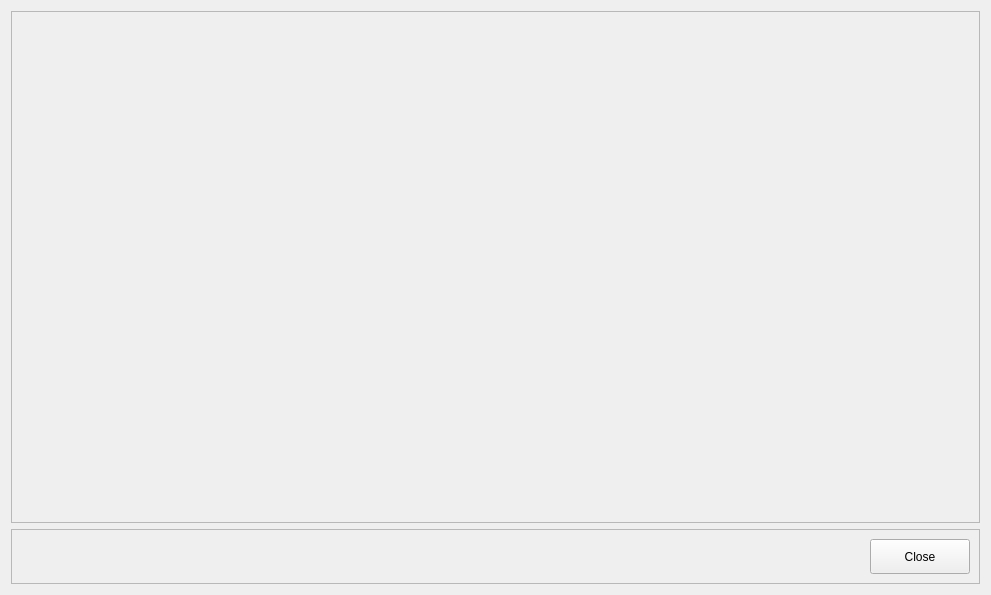
This is designview.ui in DaleFoley/DBViewer as Qt 5 draws it before an edit. The edited form follows.
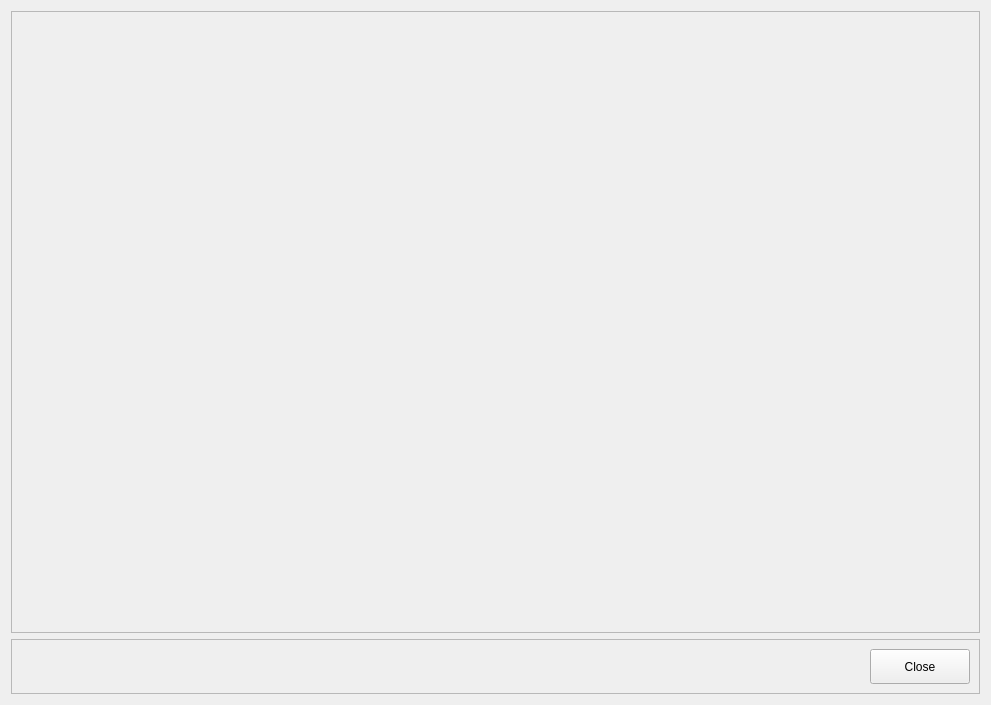
This is the edited form.

Commit message: Repositioning logic for ERD widgets.

What changed in the file:
```diff
--- a/designview.ui
+++ b/designview.ui
@@ -10,7 +10,7 @@
     <x>0</x>
     <y>0</y>
     <width>991</width>
-    <height>595</height>
+    <height>705</height>
    </rect>
   </property>
   <property name="windowTitle">
```
The commit also changes 7 other files.
